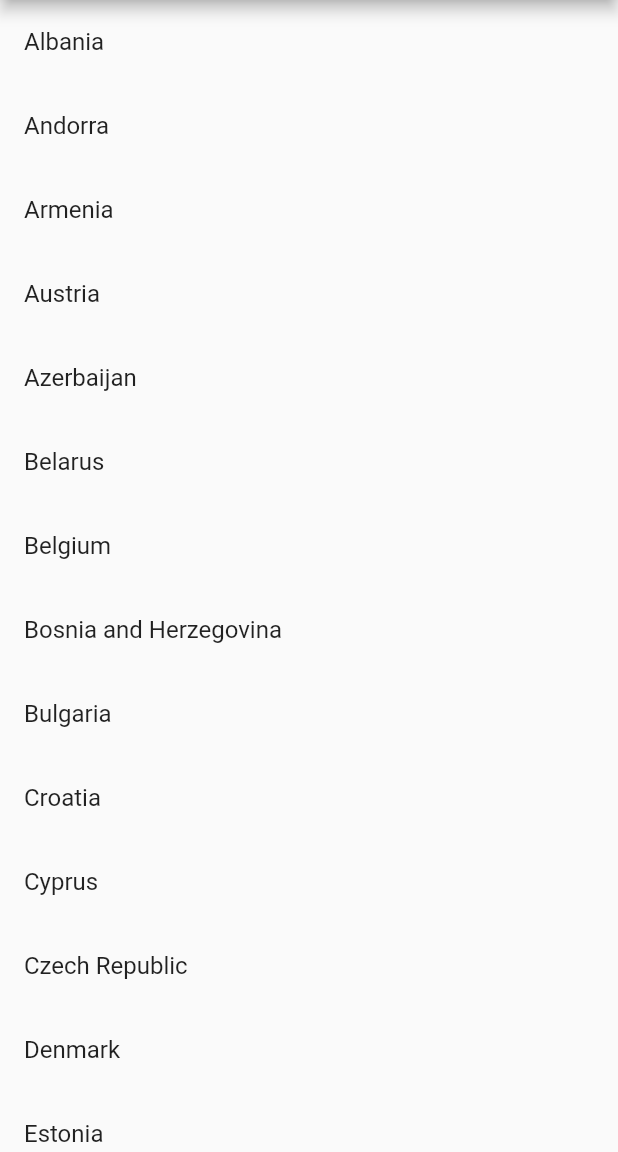
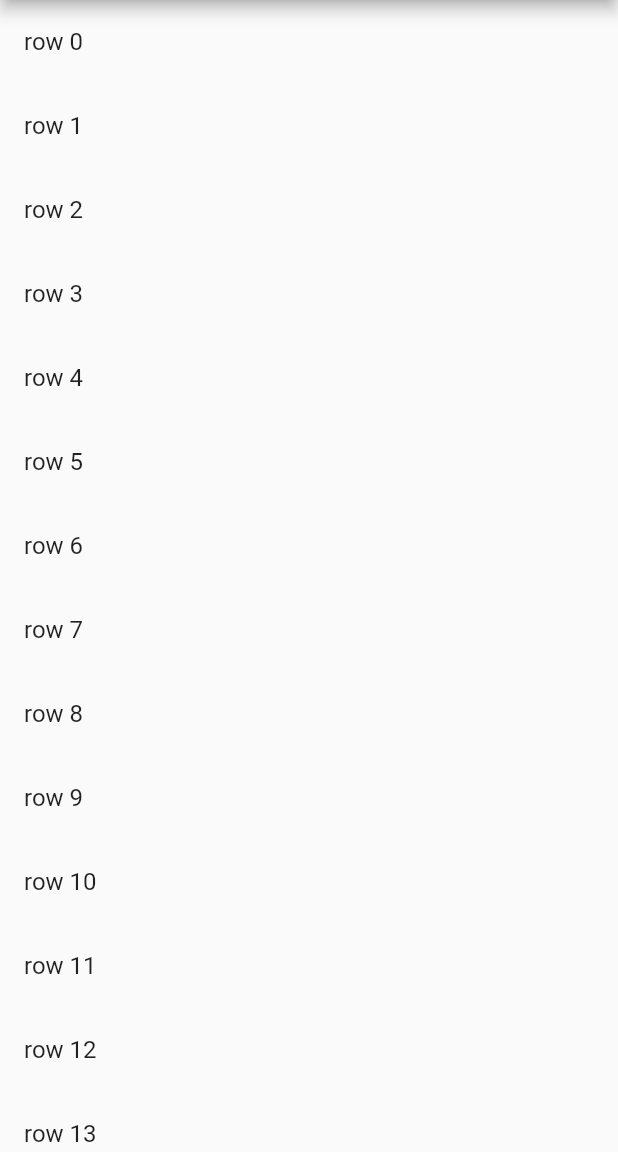
Before and after one commit to after-six/mastering_flutter_listview_jelly, a Flutter app: the screen it shows after launch, on a phone screen of 412 x 824 dp, the part 84-1236 px from its top. Run offline on Flutter 3.47's test engine with Material 2 defaults, Android fonts, the phone set to English and light mode, and no system bars.

Commit message:
Infinite Listview

```diff
--- a/lib/main.dart
+++ b/lib/main.dart
@@ -28,21 +28,10 @@ class BodyLayout extends StatelessWidget {
 
 // replace this function with the code in the examples
 Widget _myListView(BuildContext context) {
-  final europeanCountries = ['Albania', 'Andorra', 'Armenia', 'Austria',
-    'Azerbaijan', 'Belarus', 'Belgium', 'Bosnia and Herzegovina', 'Bulgaria',
-    'Croatia', 'Cyprus', 'Czech Republic', 'Denmark', 'Estonia', 'Finland',
-    'France', 'Georgia', 'Germany', 'Greece', 'Hungary', 'Iceland', 'Ireland',
-    'Italy', 'Kazakhstan', 'Kosovo', 'Latvia', 'Liechtenstein', 'Lithuania',
-    'Luxembourg', 'Macedonia', 'Malta', 'Moldova', 'Monaco', 'Montenegro',
-    'Netherlands', 'Norway', 'Poland', 'Portugal', 'Romania', 'Russia',
-    'San Marino', 'Serbia', 'Slovakia', 'Slovenia', 'Spain', 'Sweden',
-    'Switzerland', 'Turkey', 'Ukraine', 'United Kingdom', 'Vatican City'];
-
   return ListView.builder(
-    itemCount: europeanCountries.length,
     itemBuilder: (context, index) {
       return ListTile(
-        title: Text(europeanCountries[index]),
+        title: Text('row $index'),
       );
     },
   );
```
